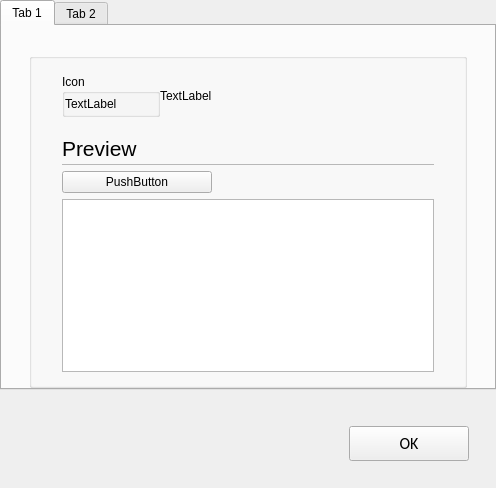
openSYDE/openSYDE, file opensyde_tool/src/system_views/system_update/C_SyvUpNodePropertiesDialog.ui: the form before one commit.
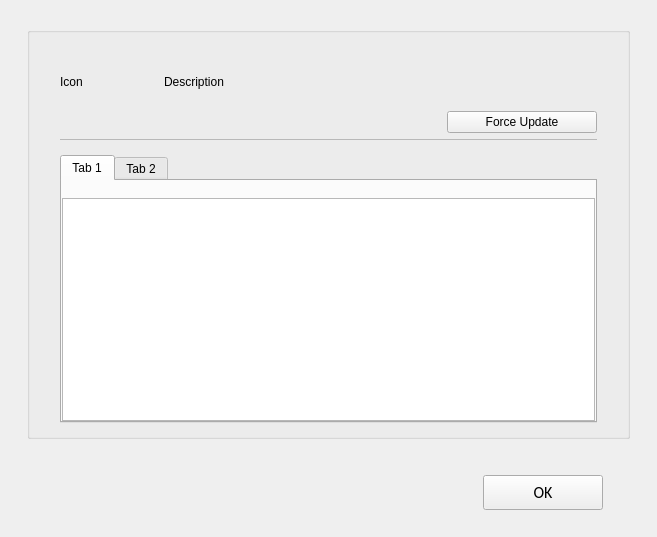
The form after the commit. Custom widgets are drawn as their Qt base class.

The edit to the form file:
```diff
--- a/opensyde_tool/src/system_views/system_update/C_SyvUpNodePropertiesDialog.ui
+++ b/opensyde_tool/src/system_views/system_update/C_SyvUpNodePropertiesDialog.ui
@@ -6,8 +6,8 @@
    <rect>
     <x>0</x>
     <y>0</y>
-    <width>496</width>
-    <height>488</height>
+    <width>657</width>
+    <height>537</height>
    </rect>
   </property>
   <property name="windowTitle">
@@ -15,28 +15,6 @@
   </property>
   <layout class="QVBoxLayout" name="verticalLayout" stretch="0,0,0,0">
    <property name="leftMargin">
-    <number>0</number>
-   </property>
-   <property name="topMargin">
-    <number>0</number>
-   </property>
-   <property name="rightMargin">
-    <number>0</number>
-   </property>
-   <property name="bottomMargin">
-    <number>0</number>
-   </property>
-   <item>
-    <widget class="stw_opensyde_gui_elements::C_OgeTawAlternative" name="pc_TabWidget">
-     <property name="currentIndex">
-      <number>0</number>
-     </property>
-     <widget class="QWidget" name="tab">
-      <attribute name="title">
-       <string>Tab 1</string>
-      </attribute>
-      <layout class="QVBoxLayout" name="verticalLayout_2">
-       <property name="leftMargin">
         <number>27</number>
        </property>
        <property name="topMargin">
@@ -49,11 +27,11 @@
         <number>0</number>
        </property>
        <item>
-        <widget class="stw_opensyde_gui_elements::C_OgeGbx" name="pc_GroupBoxGeneral_3">
+    <widget class="stw_opensyde_gui_elements::C_OgeGbx" name="pc_GroupBoxGeneral">
          <property name="title">
           <string/>
          </property>
-         <layout class="QVBoxLayout" name="verticalLayout_4">
+     <layout class="QVBoxLayout" name="verticalLayout_4" stretch="0,0,0,0,1">
           <property name="spacing">
            <number>0</number>
           </property>
@@ -67,7 +45,7 @@
            <number>13</number>
           </property>
           <item>
-           <spacer name="verticalSpacer_3">
+       <spacer name="verticalSpacer">
             <property name="orientation">
              <enum>Qt::Vertical</enum>
             </property>
@@ -76,61 +54,46 @@
             </property>
             <property name="sizeHint" stdset="0">
              <size>
-              <width>6</width>
-              <height>6</height>
+          <width>20</width>
+          <height>8</height>
              </size>
             </property>
            </spacer>
           </item>
           <item>
-           <layout class="QHBoxLayout" name="horizontalLayout" stretch="0,0,1">
+       <layout class="QHBoxLayout" name="horizontalLayout_5" stretch="0,1,0">
+        <property name="bottomMargin">
+         <number>5</number>
+        </property>
             <item>
-             <widget class="stw_opensyde_gui_elements::C_OgeGbxTransparent" name="pc_GroupBoxIcon">
-              <property name="title">
-               <string>Icon</string>
-              </property>
-              <layout class="QHBoxLayout" name="horizontalLayout_3" stretch="0,1">
-               <property name="leftMargin">
-                <number>0</number>
-               </property>
-               <property name="topMargin">
-                <number>0</number>
-               </property>
-               <property name="rightMargin">
-                <number>0</number>
+         <layout class="QHBoxLayout" name="horizontalLayout">
+          <property name="spacing">
+           <number>40</number>
                </property>
                <property name="bottomMargin">
-                <number>0</number>
+           <number>19</number>
                </property>
                <item>
                 <widget class="QLabel" name="pc_LabelIcon">
-                 <property name="text">
-                  <string>TextLabel</string>
-                 </property>
-                </widget>
-               </item>
-               <item>
-                <spacer name="horizontalSpacer_2">
-                 <property name="orientation">
-                  <enum>Qt::Horizontal</enum>
-                 </property>
-                 <property name="sizeHint" stdset="0">
+            <property name="minimumSize">
                   <size>
-                   <width>40</width>
-                   <height>20</height>
-                  </size>
-                 </property>
-                </spacer>
-               </item>
-              </layout>
+              <width>64</width>
+              <height>64</height>
+             </size>
+            </property>
+            <property name="text">
+             <string>Icon</string>
+            </property>
              </widget>
             </item>
             <item>
              <widget class="stw_opensyde_gui_elements::C_OgeLabGenericNoPaddingNoMargins" name="pc_LabelDescription">
               <property name="text">
-               <string>TextLabel</string>
-              </property>
-             </widget>
+             <string>Description</string>
+            </property>
+           </widget>
+          </item>
+         </layout>
             </item>
             <item>
              <spacer name="horizontalSpacer">
@@ -145,125 +108,21 @@
               </property>
              </spacer>
             </item>
-           </layout>
-          </item>
           <item>
-           <spacer name="verticalSpacer_4">
-            <property name="orientation">
-             <enum>Qt::Vertical</enum>
-            </property>
-            <property name="sizeType">
-             <enum>QSizePolicy::Fixed</enum>
-            </property>
-            <property name="sizeHint" stdset="0">
-             <size>
-              <width>16</width>
-              <height>16</height>
-             </size>
-            </property>
-           </spacer>
-          </item>
+         <layout class="QVBoxLayout" name="verticalLayout_5">
           <item>
-           <layout class="QHBoxLayout" name="horizontalLayout_5" stretch="0,1">
-            <property name="spacing">
-             <number>6</number>
-            </property>
-            <item>
-             <widget class="stw_opensyde_gui_elements::C_OgeLabHeadingGroupBold" name="pc_LabelDetails">
-              <property name="minimumSize">
-               <size>
-                <width>0</width>
-                <height>30</height>
-               </size>
-              </property>
-              <property name="maximumSize">
-               <size>
-                <width>16777215</width>
-                <height>30</height>
-               </size>
-              </property>
-              <property name="font">
-               <font>
-                <family>Segoe UI</family>
-                <pointsize>16</pointsize>
-               </font>
-              </property>
-              <property name="text">
-               <string>Preview</string>
-              </property>
-             </widget>
-            </item>
-            <item>
-             <spacer name="horizontalSpacer_7">
+           <spacer name="verticalSpacer_2">
               <property name="orientation">
-               <enum>Qt::Horizontal</enum>
-              </property>
-              <property name="sizeHint" stdset="0">
-               <size>
-                <width>40</width>
-                <height>1</height>
-               </size>
-              </property>
-             </spacer>
-            </item>
-           </layout>
-          </item>
-          <item>
-           <layout class="QHBoxLayout" name="horizontalLayout_18" stretch="0">
-            <property name="spacing">
-             <number>0</number>
-            </property>
-            <property name="topMargin">
-             <number>1</number>
-            </property>
-            <property name="rightMargin">
-             <number>0</number>
-            </property>
-            <property name="bottomMargin">
-             <number>0</number>
-            </property>
-            <item>
-             <widget class="stw_opensyde_gui_elements::C_OgeFraSeparator" name="pc_Frame">
-              <property name="minimumSize">
-               <size>
-                <width>0</width>
-                <height>1</height>
-               </size>
-              </property>
-              <property name="maximumSize">
-               <size>
-                <width>16777215</width>
-                <height>1</height>
-               </size>
-              </property>
-              <property name="frameShape">
-               <enum>QFrame::StyledPanel</enum>
-              </property>
-              <property name="frameShadow">
-               <enum>QFrame::Raised</enum>
-              </property>
-             </widget>
-            </item>
-           </layout>
-          </item>
-          <item>
-           <spacer name="verticalSpacer">
-            <property name="orientation">
              <enum>Qt::Vertical</enum>
             </property>
-            <property name="sizeType">
-             <enum>QSizePolicy::Fixed</enum>
-            </property>
             <property name="sizeHint" stdset="0">
              <size>
-              <width>6</width>
-              <height>6</height>
+              <width>20</width>
+              <height>5</height>
              </size>
             </property>
            </spacer>
           </item>
-          <item>
-           <layout class="QHBoxLayout" name="horizontalLayout_2">
             <item>
              <widget class="stw_opensyde_gui_elements::C_OgePubConfigure" name="pc_PushButtonDiscard">
               <property name="minimumSize">
@@ -273,27 +132,54 @@
                </size>
               </property>
               <property name="text">
-               <string>PushButton</string>
+             <string>Force Update</string>
               </property>
              </widget>
             </item>
+         </layout>
+        </item>
+       </layout>
+      </item>
             <item>
-             <spacer name="horizontalSpacer_3">
-              <property name="orientation">
-               <enum>Qt::Horizontal</enum>
-              </property>
-              <property name="sizeHint" stdset="0">
+       <layout class="QHBoxLayout" name="horizontalLayout_6" stretch="0">
+        <property name="spacing">
+         <number>0</number>
+        </property>
+        <property name="topMargin">
+         <number>1</number>
+        </property>
+        <property name="rightMargin">
+         <number>0</number>
+        </property>
+        <property name="bottomMargin">
+         <number>0</number>
+        </property>
+        <item>
+         <widget class="stw_opensyde_gui_elements::C_OgeFraSeparator" name="pc_Frame">
+          <property name="minimumSize">
                <size>
-                <width>40</width>
-                <height>20</height>
-               </size>
-              </property>
-             </spacer>
+            <width>0</width>
+            <height>1</height>
+           </size>
+          </property>
+          <property name="maximumSize">
+           <size>
+            <width>16777215</width>
+            <height>1</height>
+           </size>
+          </property>
+          <property name="frameShape">
+           <enum>QFrame::StyledPanel</enum>
+          </property>
+          <property name="frameShadow">
+           <enum>QFrame::Raised</enum>
+          </property>
+         </widget>
             </item>
            </layout>
           </item>
           <item>
-           <spacer name="verticalSpacer_5">
+       <spacer name="verticalSpacer_3">
             <property name="orientation">
              <enum>Qt::Vertical</enum>
             </property>
@@ -303,19 +189,35 @@
             <property name="sizeHint" stdset="0">
              <size>
               <width>6</width>
-              <height>6</height>
+          <height>15</height>
              </size>
             </property>
            </spacer>
           </item>
+      <item>
+       <widget class="stw_opensyde_gui_elements::C_OgeTawAlternative" name="pc_TabWidget">
+        <widget class="QWidget" name="tab">
+         <attribute name="title">
+          <string>Tab 1</string>
+         </attribute>
+         <layout class="QVBoxLayout" name="verticalLayout_2">
+          <property name="leftMargin">
+           <number>0</number>
+          </property>
+          <property name="topMargin">
+           <number>17</number>
+          </property>
+          <property name="rightMargin">
+           <number>0</number>
+          </property>
+          <property name="bottomMargin">
+           <number>0</number>
+          </property>
           <item>
            <widget class="stw_opensyde_gui_elements::C_OgeTedPropertiesComment" name="pc_TextEditDataBlocks"/>
           </item>
          </layout>
         </widget>
-       </item>
-      </layout>
-     </widget>
      <widget class="QWidget" name="tab_2">
       <attribute name="title">
        <string>Tab 2</string>
@@ -333,74 +235,6 @@
        <property name="bottomMargin">
         <number>0</number>
        </property>
-       <item>
-        <widget class="stw_opensyde_gui_elements::C_OgeGbx" name="pc_GroupBoxGeneral_4">
-         <property name="title">
-          <string/>
-         </property>
-         <layout class="QVBoxLayout" name="verticalLayout_5">
-          <property name="spacing">
-           <number>0</number>
-          </property>
-          <property name="leftMargin">
-           <number>30</number>
-          </property>
-          <property name="rightMargin">
-           <number>30</number>
-          </property>
-          <property name="bottomMargin">
-           <number>13</number>
-          </property>
-          <item>
-           <layout class="QHBoxLayout" name="horizontalLayout_6" stretch="0,1">
-            <property name="spacing">
-             <number>6</number>
-            </property>
-            <item>
-             <widget class="stw_opensyde_gui_elements::C_OgeLabHeadingGroupBold" name="pc_LabelHeadingFlash">
-              <property name="minimumSize">
-               <size>
-                <width>0</width>
-                <height>30</height>
-               </size>
-              </property>
-              <property name="maximumSize">
-               <size>
-                <width>16777215</width>
-                <height>30</height>
-               </size>
-              </property>
-              <property name="font">
-               <font>
-                <family>Segoe UI</family>
-                <pointsize>16</pointsize>
-               </font>
-              </property>
-              <property name="text">
-               <string>Preview</string>
-              </property>
-             </widget>
-            </item>
-            <item>
-             <spacer name="horizontalSpacer_8">
-              <property name="orientation">
-               <enum>Qt::Horizontal</enum>
-              </property>
-              <property name="sizeHint" stdset="0">
-               <size>
-                <width>40</width>
-                <height>1</height>
-               </size>
-              </property>
-             </spacer>
-            </item>
-           </layout>
-          </item>
-          <item>
-           <layout class="QHBoxLayout" name="horizontalLayout_19" stretch="0">
-            <property name="spacing">
-             <number>0</number>
-            </property>
             <property name="topMargin">
              <number>1</number>
             </property>
@@ -410,54 +244,14 @@
             <property name="bottomMargin">
              <number>0</number>
             </property>
-            <item>
-             <widget class="stw_opensyde_gui_elements::C_OgeFraSeparator" name="pc_Frame_2">
-              <property name="minimumSize">
-               <size>
-                <width>0</width>
-                <height>1</height>
-               </size>
-              </property>
-              <property name="maximumSize">
-               <size>
-                <width>16777215</width>
-                <height>1</height>
-               </size>
-              </property>
-              <property name="frameShape">
-               <enum>QFrame::StyledPanel</enum>
-              </property>
-              <property name="frameShadow">
-               <enum>QFrame::Raised</enum>
-              </property>
-             </widget>
-            </item>
-           </layout>
-          </item>
-          <item>
-           <spacer name="verticalSpacer_2">
-            <property name="orientation">
-             <enum>Qt::Vertical</enum>
-            </property>
-            <property name="sizeType">
-             <enum>QSizePolicy::Fixed</enum>
-            </property>
-            <property name="sizeHint" stdset="0">
-             <size>
-              <width>6</width>
-              <height>6</height>
-             </size>
-            </property>
-           </spacer>
-          </item>
           <item>
            <widget class="stw_opensyde_gui_elements::C_OgeTedPropertiesComment" name="pc_TextEditFlash"/>
           </item>
          </layout>
         </widget>
-       </item>
-      </layout>
-     </widget>
+       </widget>
+      </item>
+     </layout>
     </widget>
    </item>
    <item>
@@ -522,7 +316,7 @@
     </layout>
    </item>
    <item>
-    <spacer name="verticalSpacer_7">
+    <spacer name="verticalSpacer_5">
      <property name="orientation">
       <enum>Qt::Vertical</enum>
      </property>
@@ -540,17 +334,6 @@
   </layout>
  </widget>
  <customwidgets>
-  <customwidget>
-   <class>stw_opensyde_gui_elements::C_OgeGbxTransparent</class>
-   <extends>QGroupBox</extends>
-   <header>C_OgeGbxTransparent.h</header>
-   <container>1</container>
-  </customwidget>
-  <customwidget>
-   <class>stw_opensyde_gui_elements::C_OgeLabHeadingGroupBold</class>
-   <extends>QLabel</extends>
-   <header>C_OgeLabHeadingGroupBold.h</header>
-  </customwidget>
   <customwidget>
    <class>stw_opensyde_gui_elements::C_OgeFraSeparator</class>
    <extends>QFrame</extends>
@@ -578,17 +361,17 @@
    <extends>QPushButton</extends>
    <header>C_OgePubConfigure.h</header>
   </customwidget>
+  <customwidget>
+   <class>stw_opensyde_gui_elements::C_OgeLabGenericNoPaddingNoMargins</class>
+   <extends>QLabel</extends>
+   <header>C_OgeLabGenericNoPaddingNoMargins.h</header>
+  </customwidget>
   <customwidget>
    <class>stw_opensyde_gui_elements::C_OgeTawAlternative</class>
    <extends>QTabWidget</extends>
    <header>C_OgeTawAlternative.h</header>
    <container>1</container>
   </customwidget>
-  <customwidget>
-   <class>stw_opensyde_gui_elements::C_OgeLabGenericNoPaddingNoMargins</class>
-   <extends>QLabel</extends>
-   <header>C_OgeLabGenericNoPaddingNoMargins.h</header>
-  </customwidget>
  </customwidgets>
  <resources/>
  <connections/>
```
Left out of the diff: 15 changed lines with no effect on the pictures. Lines whose indentation alone changed are shown as unchanged.
